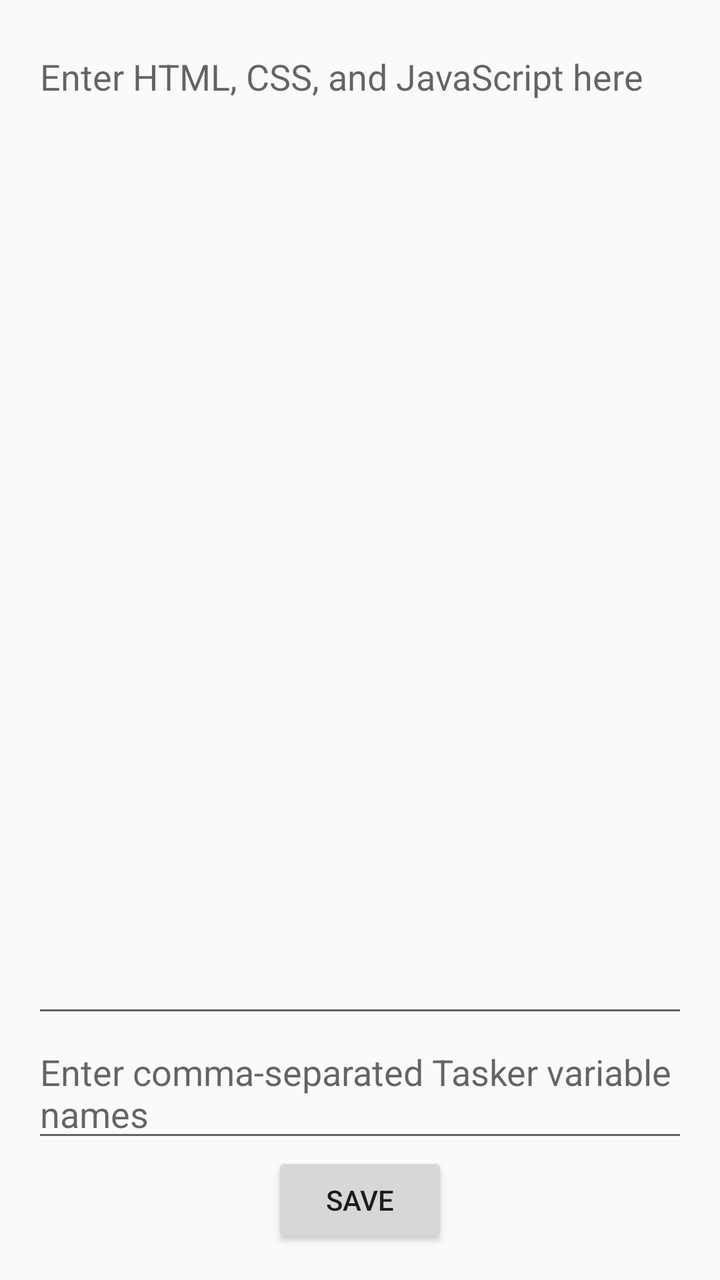
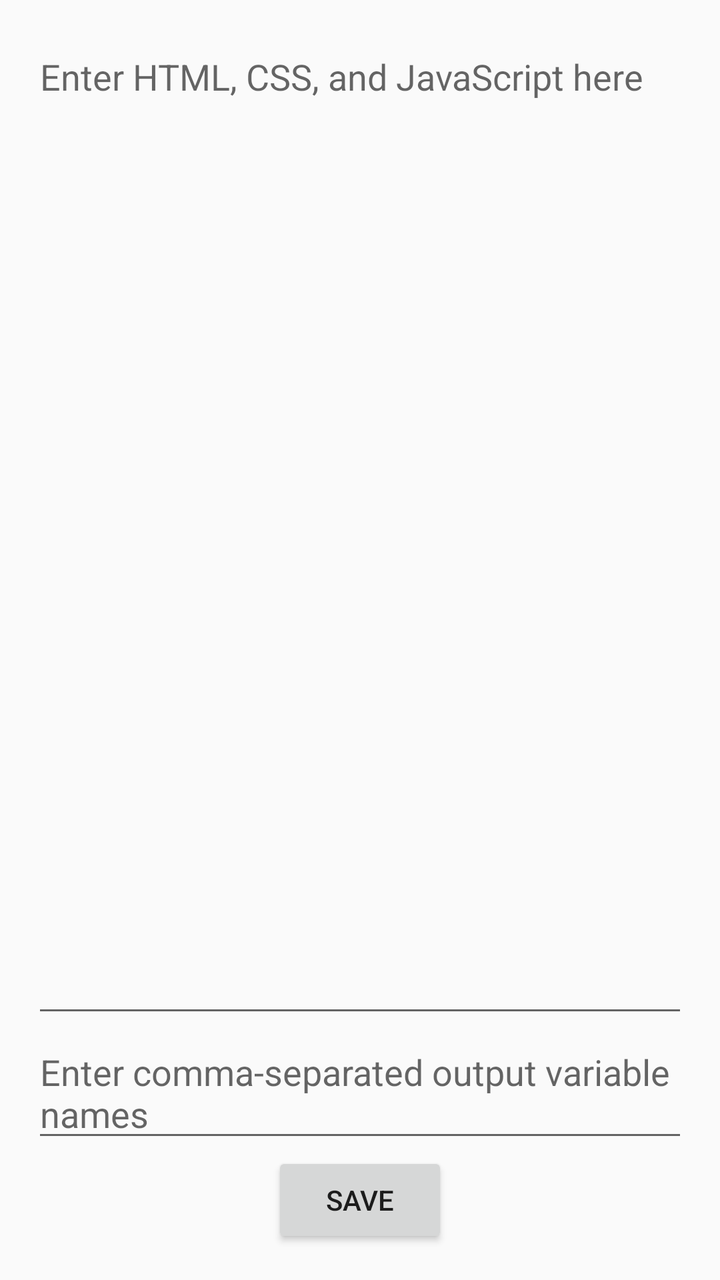

Before-and-after screenshots of an Android layout around one commit, followed by the original layout XML and the change that was made.
<!-- AndroidManifest.xml: application theme Theme.AppCompat.Light -->
<!-- res/layout/activity_html_viewer.xml -->
<?xml version="1.0" encoding="utf-8"?>
<LinearLayout xmlns:android="http://schemas.android.com/apk/res/android"
    android:layout_width="match_parent"
    android:layout_height="match_parent"
    android:orientation="vertical"
    android:padding="16dp">

    <EditText
        android:id="@+id/editTextCode"
        android:layout_width="match_parent"
        android:layout_height="0dp"
        android:layout_weight="1"
        android:hint="@string/code_hint"
        android:inputType="textMultiLine"
        android:gravity="top"/>

    <EditText
        android:id="@+id/editTextTaskerVariables"
        android:layout_width="match_parent"
        android:layout_height="wrap_content"
        android:hint="@string/tasker_variables_hint"/>

    <Button
        android:id="@+id/buttonSave"
        android:layout_width="wrap_content"
        android:layout_height="wrap_content"
        android:text="@string/save_button_text"
        android:layout_gravity="center_horizontal"/>

</LinearLayout>
<!-- resources referenced by this layout -->
<resources>
  <string name="code_hint">Enter HTML, CSS, and JavaScript here</string>
  <string name="save_button_text">Save</string>
  <string name="tasker_variables_hint">Enter comma-separated Tasker variable names</string>
</resources>

<!-- the commit's change to res/layout/activity_html_viewer.xml (unified diff, before → after) -->
@@ -15,10 +15,10 @@
         android:gravity="top"/>
 
     <EditText
-        android:id="@+id/editTextTaskerVariables"
+        android:id="@+id/editTextOutputVariables"
         android:layout_width="match_parent"
         android:layout_height="wrap_content"
-        android:hint="@string/tasker_variables_hint"/>
+        android:hint="@string/output_variables_hint"/>
 
     <Button
         android:id="@+id/buttonSave"
<!-- resource entries referenced after the edit -->
@@ -1,7 +1,7 @@
 <!-- resources referenced by this layout -->
 <resources>
   <string name="code_hint">Enter HTML, CSS, and JavaScript here</string>
+  <string name="output_variables_hint">Enter comma-separated output variable names</string>
   <string name="save_button_text">Save</string>
-  <string name="tasker_variables_hint">Enter comma-separated Tasker variable names</string>
 </resources>
 
